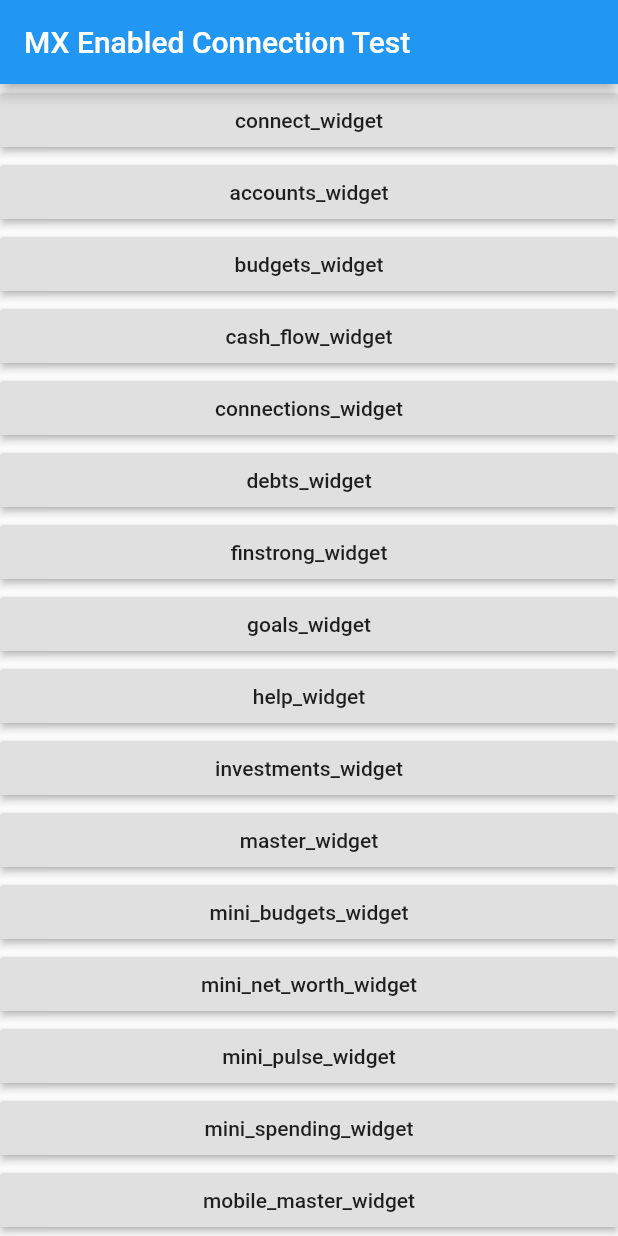
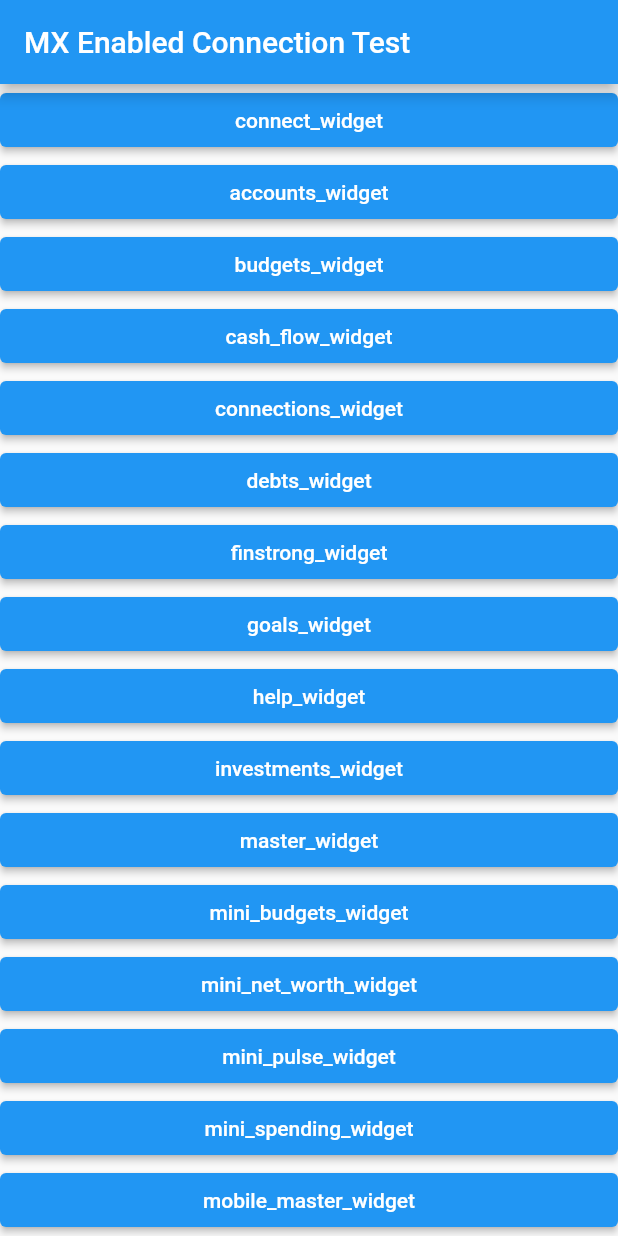
Before and after one commit to Pexeed/mx-test-app, a Flutter app: the screen it shows after launch, on a phone screen of 412 x 824 dp. Run offline on Flutter 3.47's test engine with Material 2 defaults, Android fonts, the phone set to English and light mode, and no system bars; missing offline and left inert: flutter_webview_plugin.

Commit message:
fix(upgrading): Fixing warnings and upgrading dependencies

```diff
--- a/lib/view/home_page.dart
+++ b/lib/view/home_page.dart
@@ -2,7 +2,6 @@
 import 'dart:convert';
 
 import 'package:flutter/material.dart';
-import 'package:flutter/widgets.dart';
 import 'package:http/http.dart' as http;
 import 'package:mx_test_app/view/mx_connection_page.dart';
 
@@ -30,33 +29,33 @@ class _HomePageState extends State<HomePage> {
       body: Center(
         child: ListView(
           children: <Widget>[
-            RaisedButton(child: Text("connect_widget"),onPressed: () => getMxWidgetUrl("connect_widget")),
-            RaisedButton(child: Text("accounts_widget"),onPressed: () => getMxWidgetUrl("accounts_widget")),
-            RaisedButton(child: Text("budgets_widget"),onPressed: () => getMxWidgetUrl("budgets_widget")),
-            RaisedButton(child: Text("cash_flow_widget"),onPressed: () => getMxWidgetUrl("cash_flow_widget")),
-            RaisedButton(child: Text("connections_widget"),onPressed: () => getMxWidgetUrl("connections_widget")),
-            RaisedButton(child: Text("debts_widget"),onPressed: () => getMxWidgetUrl("debts_widget")),
-            RaisedButton(child: Text("finstrong_widget"),onPressed: () => getMxWidgetUrl("finstrong_widget")),
-            RaisedButton(child: Text("goals_widget"),onPressed: () => getMxWidgetUrl("goals_widget")),
-            RaisedButton(child: Text("help_widget"),onPressed: () => getMxWidgetUrl("help_widget")),
-            RaisedButton(child: Text("investments_widget"),onPressed: () => getMxWidgetUrl("investments_widget")),
-            RaisedButton(child: Text("master_widget"),onPressed: () => getMxWidgetUrl("master_widget")),
-            RaisedButton(child: Text("mini_budgets_widget"),onPressed: () => getMxWidgetUrl("mini_budgets_widget")),
-            RaisedButton(child: Text("mini_net_worth_widget"),onPressed: () => getMxWidgetUrl("mini_net_worth_widget")),
-            RaisedButton(child: Text("mini_pulse_widget"),onPressed: () => getMxWidgetUrl("mini_pulse_widget")),
-            RaisedButton(child: Text("mini_spending_widget"),onPressed: () => getMxWidgetUrl("mini_spending_widget")),
-            RaisedButton(child: Text("mobile_master_widget"),onPressed: () => getMxWidgetUrl("mobile_master_widget")),
-            RaisedButton(child: Text("mobile_accounts_widget"),onPressed: () => getMxWidgetUrl("mobile_accounts_widget")),
-            RaisedButton(child: Text("mobile_budgets_widget"),onPressed: () => getMxWidgetUrl("mobile_budgets_widget")),
-            RaisedButton(child: Text("mobile_spending_widget"),onPressed: () => getMxWidgetUrl("mobile_spending_widget")),
-            RaisedButton(child: Text("mobile_transactions_widget"),onPressed: () => getMxWidgetUrl("mobile_transactions_widget")),
-            RaisedButton(child: Text("net_worth_widget"),onPressed: () => getMxWidgetUrl("net_worth_widget")),
-            RaisedButton(child: Text("notifications_settings_widget"),onPressed: () => getMxWidgetUrl("notifications_settings_widget")),
-            RaisedButton(child: Text("pulse_widget"),onPressed: () => getMxWidgetUrl("pulse_widget")),
-            RaisedButton(child: Text("settings_widget"),onPressed: () => getMxWidgetUrl("settings_widget")),
-            RaisedButton(child: Text("spending_widget"),onPressed: () => getMxWidgetUrl("spending_widget")),
-            RaisedButton(child: Text("transactions_widget"),onPressed: () => getMxWidgetUrl("transactions_widget")),
-            RaisedButton(child: Text("trends_widget"),onPressed: () => getMxWidgetUrl("trends_widget")),
+            ElevatedButton(child: Text("connect_widget"),onPressed: () => getMxWidgetUrl("connect_widget")),
+            ElevatedButton(child: Text("accounts_widget"),onPressed: () => getMxWidgetUrl("accounts_widget")),
+            ElevatedButton(child: Text("budgets_widget"),onPressed: () => getMxWidgetUrl("budgets_widget")),
+            ElevatedButton(child: Text("cash_flow_widget"),onPressed: () => getMxWidgetUrl("cash_flow_widget")),
+            ElevatedButton(child: Text("connections_widget"),onPressed: () => getMxWidgetUrl("connections_widget")),
+            ElevatedButton(child: Text("debts_widget"),onPressed: () => getMxWidgetUrl("debts_widget")),
+            ElevatedButton(child: Text("finstrong_widget"),onPressed: () => getMxWidgetUrl("finstrong_widget")),
+            ElevatedButton(child: Text("goals_widget"),onPressed: () => getMxWidgetUrl("goals_widget")),
+            ElevatedButton(child: Text("help_widget"),onPressed: () => getMxWidgetUrl("help_widget")),
+            ElevatedButton(child: Text("investments_widget"),onPressed: () => getMxWidgetUrl("investments_widget")),
+            ElevatedButton(child: Text("master_widget"),onPressed: () => getMxWidgetUrl("master_widget")),
+            ElevatedButton(child: Text("mini_budgets_widget"),onPressed: () => getMxWidgetUrl("mini_budgets_widget")),
+            ElevatedButton(child: Text("mini_net_worth_widget"),onPressed: () => getMxWidgetUrl("mini_net_worth_widget")),
+            ElevatedButton(child: Text("mini_pulse_widget"),onPressed: () => getMxWidgetUrl("mini_pulse_widget")),
+            ElevatedButton(child: Text("mini_spending_widget"),onPressed: () => getMxWidgetUrl("mini_spending_widget")),
+            ElevatedButton(child: Text("mobile_master_widget"),onPressed: () => getMxWidgetUrl("mobile_master_widget")),
+            ElevatedButton(child: Text("mobile_accounts_widget"),onPressed: () => getMxWidgetUrl("mobile_accounts_widget")),
+            ElevatedButton(child: Text("mobile_budgets_widget"),onPressed: () => getMxWidgetUrl("mobile_budgets_widget")),
+            ElevatedButton(child: Text("mobile_spending_widget"),onPressed: () => getMxWidgetUrl("mobile_spending_widget")),
+            ElevatedButton(child: Text("mobile_transactions_widget"),onPressed: () => getMxWidgetUrl("mobile_transactions_widget")),
+            ElevatedButton(child: Text("net_worth_widget"),onPressed: () => getMxWidgetUrl("net_worth_widget")),
+            ElevatedButton(child: Text("notifications_settings_widget"),onPressed: () => getMxWidgetUrl("notifications_settings_widget")),
+            ElevatedButton(child: Text("pulse_widget"),onPressed: () => getMxWidgetUrl("pulse_widget")),
+            ElevatedButton(child: Text("settings_widget"),onPressed: () => getMxWidgetUrl("settings_widget")),
+            ElevatedButton(child: Text("spending_widget"),onPressed: () => getMxWidgetUrl("spending_widget")),
+            ElevatedButton(child: Text("transactions_widget"),onPressed: () => getMxWidgetUrl("transactions_widget")),
+            ElevatedButton(child: Text("trends_widget"),onPressed: () => getMxWidgetUrl("trends_widget")),
           ],
         ),
       ),
--- a/lib/view/mx_connection_page.dart
+++ b/lib/view/mx_connection_page.dart
@@ -19,10 +19,7 @@ class MxConnectionPageState extends State<MxConnectionPage> {
 
   @override
   void initState() {
-    _viewModel = MxConnectionViewModel(
-      _flutterWebviewPlugin,
-      context,
-    );
+    _viewModel = MxConnectionViewModel(_flutterWebviewPlugin);
     _viewModel.setup();
     super.initState();
   }
--- a/lib/view/mx_connection_vm.dart
+++ b/lib/view/mx_connection_vm.dart
@@ -5,14 +5,11 @@ import 'package:flutter_webview_plugin/flutter_webview_plugin.dart';
 
 class MxConnectionViewModel {
   FlutterWebviewPlugin _flutterWebviewPlugin;
-  BuildContext _context;
   Uri uri;
 
   StreamSubscription<WebViewStateChanged> _onStateChanged;
 
-  MxConnectionViewModel(
-      this._flutterWebviewPlugin,
-      this._context);
+  MxConnectionViewModel(this._flutterWebviewPlugin);
 
   Future<void> setup() async {
     await setupListeners();
```
Also changed, not shown: pubspec.lock.
